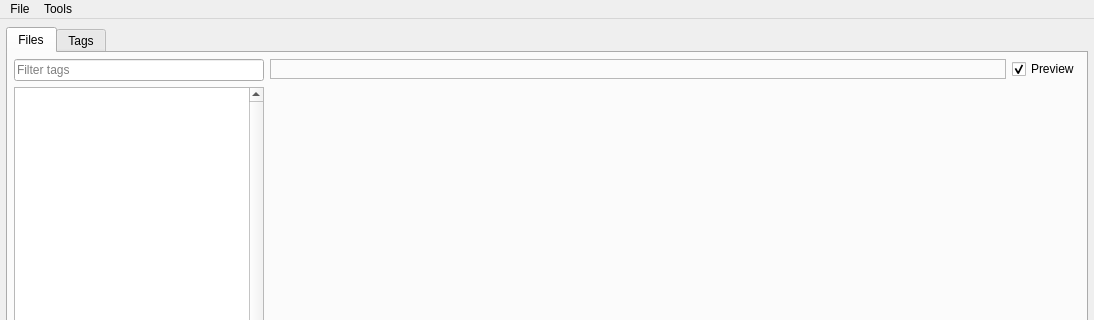
Old version of the form mainwindow.ui in the repository gbizzotto/eptg; both pictures show x 0 to 1094 and y 0 to 320 of the 1094 by 743 pixel window.
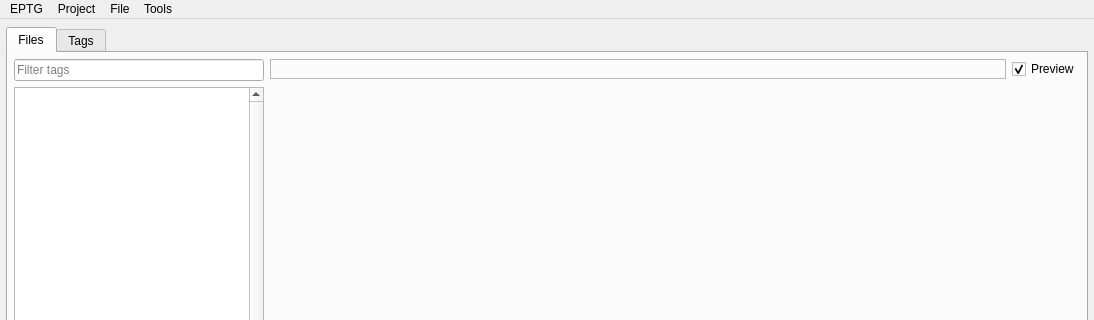
New version of the form. Icons and pictures are not drawn. Custom widgets are drawn as their Qt base class.

Commit message: Menu revamp.

The edit to the form file:
```diff
--- a/mainwindow.ui
+++ b/mainwindow.ui
@@ -351,7 +351,7 @@
    </property>
    <widget class="QMenu" name="menuFile">
     <property name="title">
-     <string>File</string>
+     <string>Project</string>
     </property>
     <widget class="QMenu" name="menuOpenRecent">
      <property name="title">
@@ -372,10 +372,26 @@
     </property>
     <addaction name="menuFindSimilar"/>
     <addaction name="menuProcess"/>
+   </widget>
+   <widget class="QMenu" name="menuEPTG">
+    <property name="title">
+     <string>EPTG</string>
+    </property>
+    <addaction name="menuQuit"/>
+   </widget>
+   <widget class="QMenu" name="menuFile_2">
+    <property name="title">
+     <string>File</string>
+    </property>
+    <addaction name="menuOpenContainingFolder"/>
+    <addaction name="actionGoto_first_untagged"/>
+    <addaction name="separator"/>
     <addaction name="menuCopyFiles"/>
     <addaction name="menuMoveFiles"/>
    </widget>
+   <addaction name="menuEPTG"/>
    <addaction name="menuFile"/>
+   <addaction name="menuFile_2"/>
    <addaction name="menuTools"/>
   </widget>
   <action name="menuOpenFolder">
```
Left out of the diff: 11 changed lines with no effect on the pictures. The commit also changes 2 other files.
